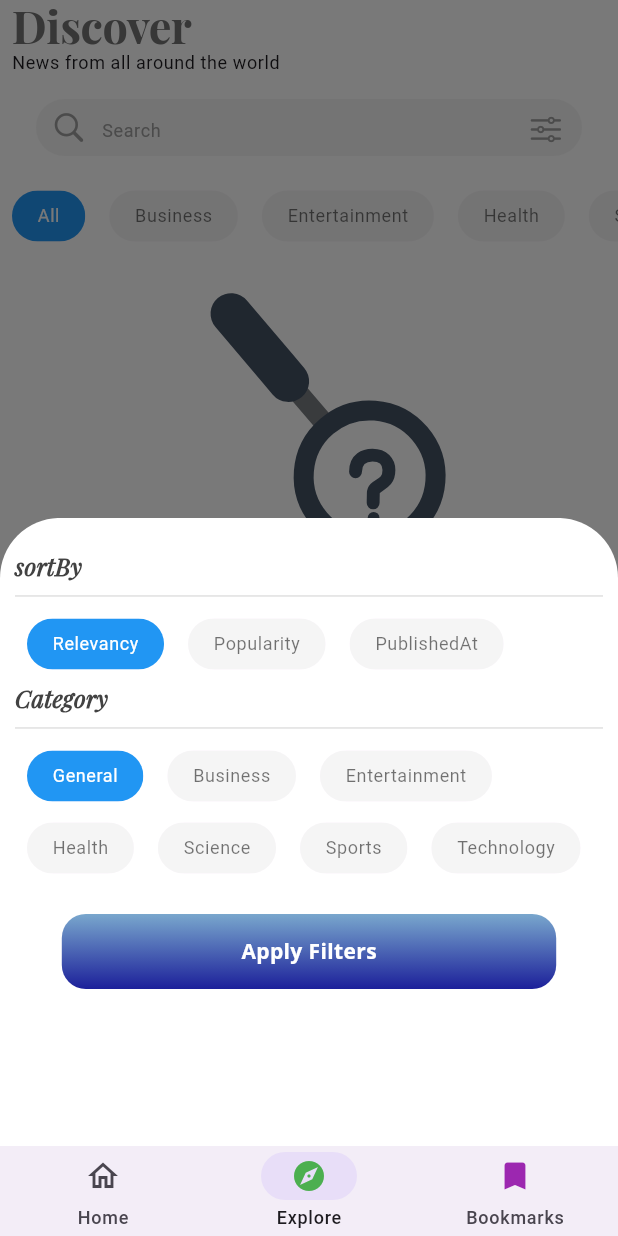
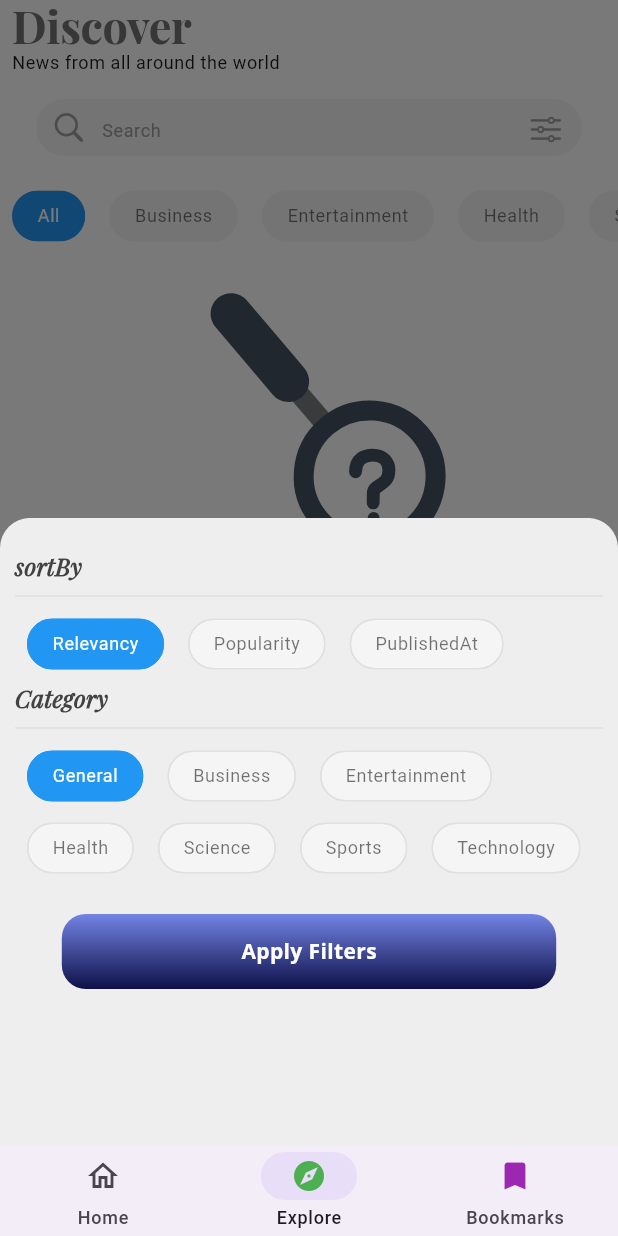
Before and after one commit to Djerry11/news_app, a Flutter app: the NewsSearchScreen screen opened by its route, after a tap on an icon or button, on a phone screen of 412 x 824 dp. Run offline on Flutter 3.47's test engine with Material 3 defaults, Android fonts, the phone set to English and light mode, and no system bars; our stand-ins replace animated_text_kit, cached_network_image, carousel_slider, dio, flutter_dotenv, flutter_riverpod and 10 more; accounts and stored records are empty; generated files the repository leaves out were written again.

Commit message:
search_filter_minor_changes

```diff
--- a/lib/main.dart
+++ b/lib/main.dart
@@ -2,7 +2,7 @@ import 'package:flutter/material.dart';
 import 'package:flutter_dotenv/flutter_dotenv.dart';
 import 'package:flutter_riverpod/flutter_riverpod.dart';
 
-import 'package:news_app/src/common_widgets/custom_snackbar.dart';
+import 'package:news_app/src/common_widgets/connection_errors/custom_snackbar.dart';
 import 'package:news_app/src/core/network/internet_service.dart';
 import 'package:news_app/src/core/theme/data/theme_provider.dart';
 import 'package:news_app/src/core/theme/domain/dark_theme.dart';
--- a/lib/src/core/utils/utils.dart
+++ b/lib/src/core/utils/utils.dart
@@ -46,7 +46,7 @@ String getApiKey() {
   // if (newsApiKey.isEmpty) {
   //   throw AssertionError('NEWS_API_KEY is not set');
   // }
-  final newsApiKey = dotenv.env['NEWS_API_KEY2'];
+  final newsApiKey = dotenv.env['NEWS_API_KEY3'];
   return newsApiKey!;
 }
 
--- a/lib/src/features/explore/presentation/widgets/gradient_buttom.dart
+++ b/lib/src/features/explore/presentation/widgets/gradient_buttom.dart
@@ -13,8 +13,8 @@ class GradientButton extends StatelessWidget {
       decoration: BoxDecoration(
         gradient: const LinearGradient(
           colors: [
-            Color.fromARGB(255, 121, 167, 205),
-            Color.fromARGB(255, 28, 32, 154)
+            Color.fromARGB(255, 115, 132, 229),
+            Color.fromARGB(255, 14, 16, 72)
           ],
           begin: Alignment.topCenter,
           end: Alignment.bottomCenter,
--- a/lib/src/features/explore/presentation/widgets/new_search_filter.dart
+++ b/lib/src/features/explore/presentation/widgets/new_search_filter.dart
@@ -11,8 +11,8 @@ void showFilterSheet(BuildContext context, ref, {required double maxWidth}) {
     context: context,
     shape: const RoundedRectangleBorder(
       borderRadius: BorderRadius.only(
-        topLeft: Radius.circular(40),
-        topRight: Radius.circular(40),
+        topLeft: Radius.circular(20),
+        topRight: Radius.circular(20),
       ),
     ),
     sheetAnimationStyle: AnimationStyle(
@@ -21,18 +21,18 @@ void showFilterSheet(BuildContext context, ref, {required double maxWidth}) {
     builder: (BuildContext context) {
       return SingleChildScrollView(
         child: Container(
-          height: 550,
+          height: 500,
           width: MediaQuery.of(context).size.width,
           padding: const EdgeInsets.only(
             top: 20,
             left: 10,
             right: 10,
           ),
-          decoration: const BoxDecoration(
-            color: Colors.white,
-            borderRadius: BorderRadius.only(
-              topLeft: Radius.circular(40),
-              topRight: Radius.circular(40),
+          decoration: BoxDecoration(
+            color: Colors.grey.shade200,
+            borderRadius: const BorderRadius.only(
+              topLeft: Radius.circular(20),
+              topRight: Radius.circular(20),
             ),
           ),
           child: Column(
@@ -93,7 +93,7 @@ class FilterModel extends ConsumerWidget {
     final filterList =
         enumValue.map((value) => value.toString().split('.').last).toList();
     var selectedValue = ref.watch(filterNotifierProvider);
-    print('selectedValue: $selectedValue');
+    // print('selectedValue: $selectedValue');s
 
     return Column(
       mainAxisAlignment: MainAxisAlignment.start,
@@ -123,8 +123,10 @@ class FilterModel extends ConsumerWidget {
                   ),
                   showCheckmark: false,
                   shape: RoundedRectangleBorder(
-                    side: const BorderSide(
-                      color: Colors.transparent,
+                    side: BorderSide(
+                      color: selectedValue.toString().contains(value)
+                          ? Colors.blue
+                          : Colors.grey.shade300,
                     ),
                     borderRadius: BorderRadius.circular(19),
                   ),
--- a/lib/src/features/home/presentation/widgets/newslist.dart
+++ b/lib/src/features/home/presentation/widgets/newslist.dart
@@ -3,7 +3,7 @@ import 'package:flutter_riverpod/flutter_riverpod.dart';
 import 'package:go_router/go_router.dart';
 import 'package:news_app/src/common_widgets/news_list_tile/news_list_tile.dart';
 import 'package:news_app/src/common_widgets/news_list_tile/news_tile_shimmer.dart';
-import 'package:news_app/src/common_widgets/something_went_wrong.dart';
+import 'package:news_app/src/common_widgets/connection_errors/something_went_wrong.dart';
 import 'package:news_app/src/core/network/news_repository.dart';
 
 import 'package:news_app/src/routes/app_routes.dart';
@@ -21,6 +21,7 @@ class NewsList extends ConsumerWidget {
     return articlesAsync.when(
       data: (articles) {
         final totalLength = articles.length - 4;
+
         return ListView.builder(
           shrinkWrap: true,
           physics: const NeverScrollableScrollPhysics(),
```
Also changed, not shown: lib/src/common_widgets/connection_errors/custom_snackbar.dart (renamed from lib/src/common_widgets/custom_snackbar.dart, +19 -11 lines), lib/src/common_widgets/connection_errors/no_internet_connection.dart (renamed from lib/src/common_widgets/no_internet_connection.dart, +5 -2 lines), lib/src/common_widgets/connection_errors/something_went_wrong.dart (renamed from lib/src/common_widgets/something_went_wrong.dart), 1 other file.
